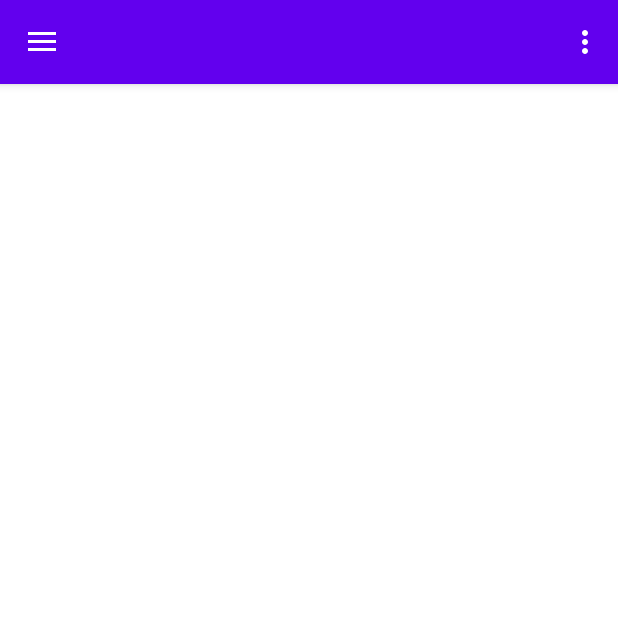
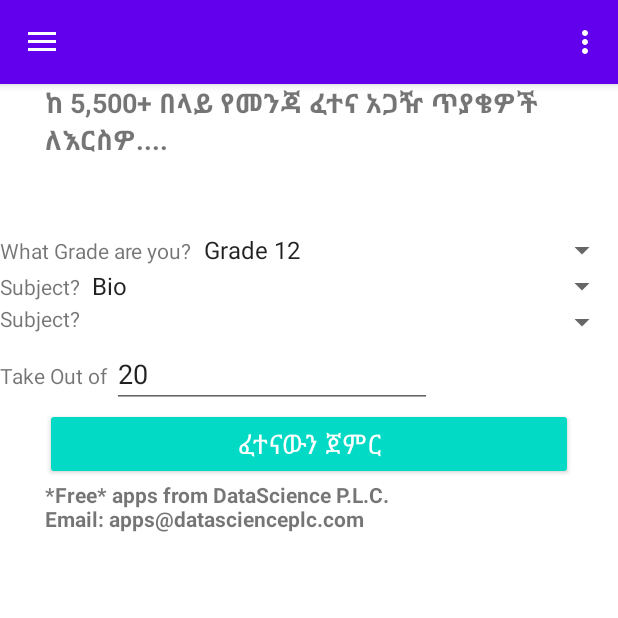
Before and after one commit to EsubalewAmenu/Android_Text_Books, an Android app: the fragment QuestionsFragment placed in its activity, on a phone screen of 412 x 824 dp, the top half of it. Run offline under Robolectric (Android 15) with nearby library versions, the phone set to English and light mode, and no system bars; our stand-ins replace AdMob; network calls fail; 6 statements that could not run were skipped.

Commit message:
QuestionsFragment add

```diff
--- a/app/src/main/java/com/herma/apps/textbooks/ui/fragment/QuestionsFragment.java
+++ b/app/src/main/java/com/herma/apps/textbooks/ui/fragment/QuestionsFragment.java
@@ -18,10 +18,13 @@ import android.webkit.WebResourceRequest;
 import android.webkit.WebSettings;
 import android.webkit.WebView;
 import android.webkit.WebViewClient;
+import android.widget.ArrayAdapter;
 import android.widget.Button;
+import android.widget.EditText;
 import android.widget.ImageButton;
 import android.widget.ImageView;
 import android.widget.ProgressBar;
+import android.widget.Spinner;
 import android.widget.TextView;
 
 import androidx.appcompat.app.AlertDialog;
@@ -55,6 +58,8 @@ public class QuestionsFragment extends Fragment
     ProgressBar unseenProgressBar;
     private FragmentActivity mContext;
 
+    EditText etOutOf;
+    Spinner spGrade, spSubject;
 
     private boolean screenVisible = false;
 
@@ -70,7 +75,7 @@ public class QuestionsFragment extends Fragment
     @Override
     public View onCreateView(LayoutInflater inflater, ViewGroup container, Bundle savedInstanceState)
     {
-        ViewGroup rootView = (ViewGroup) inflater.inflate(R.layout.content_main, container, false);
+        ViewGroup rootView = (ViewGroup) inflater.inflate(R.layout.fragment_question_home, container, false);
 
         Button questionnaireButton = rootView.findViewById(R.id.questionnaireButton);
         resultButton = rootView.findViewById(R.id.resultButton);
@@ -84,6 +89,25 @@ public class QuestionsFragment extends Fragment
         unseenProgressBar=(ProgressBar) rootView.findViewById(R.id.unseenProgressBar); // initiate the progress bar
         unseenProgressBar.setMax(100); // 100 maximum value for the progress bar
 
+
+        etOutOf = (EditText) rootView.findViewById(R.id.etOutOf);
+
+        spGrade = (Spinner) rootView.findViewById(R.id.spGrade);
+        spSubject = (Spinner) rootView.findViewById(R.id.spSubject);
+
+//        https://datascienceplc.com/apps/manager/api/items/get_for_books?what=init
+
+        String[] stringsGrades = { "Grade 12", "Grade 11", "Grade 10"};
+        String[] stringsSubjecs = { "Bio", "Phy", "Geo"};
+
+
+        ArrayAdapter aa = new ArrayAdapter(getContext(),android.R.layout.simple_spinner_item, stringsGrades);
+        aa.setDropDownViewResource(android.R.layout.simple_spinner_dropdown_item);
+        spGrade.setAdapter(aa);
+
+        aa = new ArrayAdapter(getContext(),android.R.layout.simple_spinner_item, stringsSubjecs);
+        aa.setDropDownViewResource(android.R.layout.simple_spinner_dropdown_item);
+        spSubject.setAdapter(aa);
 
 
 //        open("read", "full.hrm");
@@ -114,9 +138,9 @@ public class QuestionsFragment extends Fragment
             resultButton.setVisibility(View.GONE);
             txtScore.setVisibility(View.GONE);
 
-//                    Intent questions = new Intent(getActivity(), QuestionActivity.class);
-//                    questions.putExtra("type", "rand");
-//                    startActivityForResult(questions, QUESTIONNAIRE_REQUEST);
+                    Intent questions = new Intent(getActivity(), QuestionActivity.class);
+                    questions.putExtra("type", "rand");
+                    startActivityForResult(questions, QUESTIONNAIRE_REQUEST);
 
         });
 
--- /dev/null
+++ b/app/src/main/res/drawable/ic_arrow_back.xml
@@ -0,0 +1,5 @@
+<vector android:height="24dp" android:tint="#FFFFFF"
+    android:viewportHeight="24.0" android:viewportWidth="24.0"
+    android:width="24dp" xmlns:android="http://schemas.android.com/apk/res/android">
+    <path android:fillColor="#FF000000" android:pathData="M20,11H7.83l5.59,-5.59L12,4l-8,8 8,8 1.41,-1.41L7.83,13H20v-2z"/>
+</vector>
--- a/app/src/main/res/layout/fragment_question_home.xml
+++ b/app/src/main/res/layout/fragment_question_home.xml
@@ -71,6 +71,81 @@
                 android:textSize="18sp"/>
 
 
+            <LinearLayout
+                android:layout_width="match_parent"
+                android:layout_height="wrap_content"
+                android:orientation="horizontal"
+                >
+
+                <TextView
+                    android:layout_width="wrap_content"
+                    android:layout_height="wrap_content"
+                    android:text="What Grade are you?"/>
+
+                <Spinner
+                    android:id="@+id/spGrade"
+                    android:layout_width="match_parent"
+                    android:layout_height="wrap_content" />
+
+
+            </LinearLayout>
+
+            <LinearLayout
+                android:layout_width="match_parent"
+                android:layout_height="wrap_content"
+                android:orientation="horizontal"
+                >
+
+                <TextView
+                    android:layout_width="wrap_content"
+                    android:layout_height="wrap_content"
+                    android:text="Subject?"/>
+
+                <Spinner
+                    android:id="@+id/spSubject"
+                    android:layout_width="match_parent"
+                    android:layout_height="wrap_content" />
+
+
+            </LinearLayout>
+
+            <LinearLayout
+                android:layout_width="match_parent"
+                android:layout_height="wrap_content"
+                android:orientation="horizontal"
+                >
+
+                <TextView
+                    android:layout_width="wrap_content"
+                    android:layout_height="wrap_content"
+                    android:text="Subject?"/>
+
+                <Spinner
+                    android:id="@+id/spChapter"
+                    android:layout_width="match_parent"
+                    android:layout_height="wrap_content" />
+            </LinearLayout>
+
+            <LinearLayout
+                android:layout_width="match_parent"
+                android:layout_height="wrap_content"
+                android:orientation="horizontal"
+                >
+
+                <TextView
+                    android:layout_width="wrap_content"
+                    android:layout_height="wrap_content"
+                    android:text="Take Out of "/>
+
+                <EditText
+                    android:id="@+id/etOutOf"
+                    android:layout_width="wrap_content"
+                    android:layout_height="wrap_content"
+                    android:ems="10"
+                    android:text="20"
+                    android:inputType="number" />
+            </LinearLayout>
+
             <Button
                 android:id="@+id/questionnaireButton"
                 style="@style/Widget.AppCompat.Button.Colored"
--- a/app/src/main/res/values/strings.xml
+++ b/app/src/main/res/values/strings.xml
@@ -72,6 +72,7 @@
     <string name="start_questionnaire">ፈተናውን ጀምር</string>
     <string name="show_result">ውጤቴን አሳየኝ</string>
     <string name="about_short">*Free* apps from DataScience P.L.C.\nEmail: apps@datascienceplc.com</string>
+    <string name="test_exam">የመልመጃ ፈተና</string>
 
 
 </resources>
```
Also changed, not shown: app/src/main/java/com/herma/apps/textbooks/AnswersActivity.java (added, +144 -0 lines), app/src/main/java/com/herma/apps/textbooks/QuestionActivity.java (added, +293 -0 lines), app/src/main/java/com/herma/apps/textbooks/common/questions/NoSwipeViewPager.java (added, +28 -0 lines), app/src/main/res/layout/activity_question.xml (added, +98 -0 lines).
